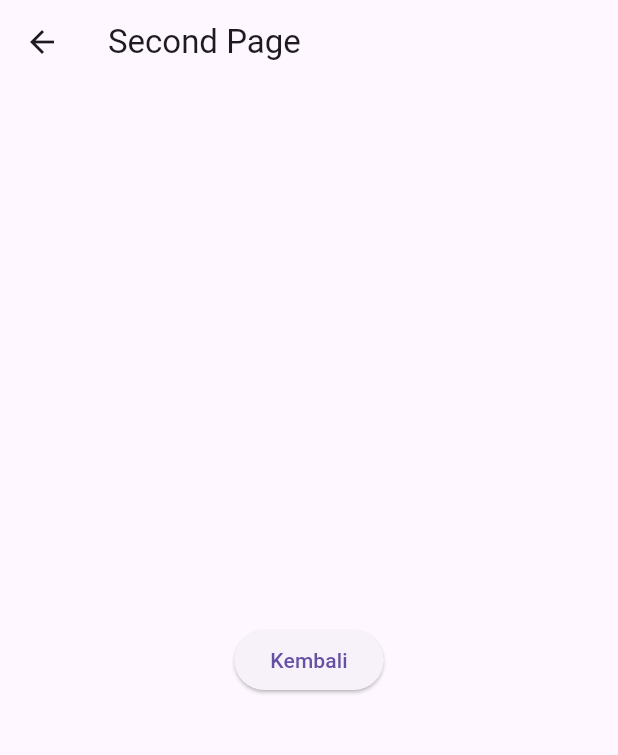
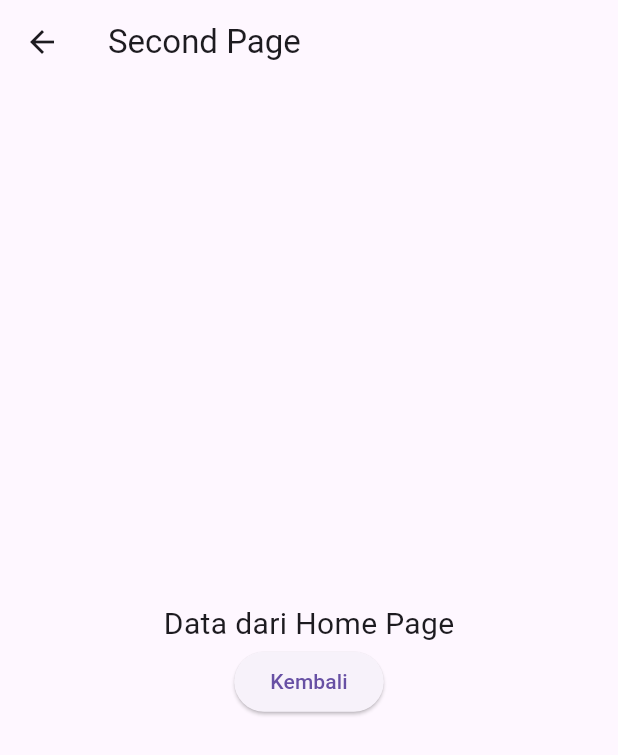
Before and after one commit to natasyaaresta/21102118_TI3_ppb2324-2, a Flutter app: the screen it shows after launch, after a tap on "Menuju halaman kedua", on a phone screen of 412 x 824 dp. Shown: the top 755 px of the screen. Run offline on Flutter 3.47's test engine with Material 3 defaults, Android fonts, the phone set to English and light mode, and no system bars; our stand-ins replace bloc, equatable, flutter_bloc.

Commit message:
praktikum_05

```diff
--- a/praktikum_05/lib/home_page.dart
+++ b/praktikum_05/lib/home_page.dart
@@ -15,7 +15,7 @@ class HomePage extends StatelessWidget {
             Navigator.push(
               context,
               MaterialPageRoute(
-                builder: (context) => const SecondPage ()
+                builder: (context) => const SecondPage (data: 'Data dari Home Page',)
               ),
             );
           },
--- a/praktikum_05/lib/second_page.dart
+++ b/praktikum_05/lib/second_page.dart
@@ -1,7 +1,9 @@
 import 'package:flutter/material.dart';
 
 class SecondPage extends StatelessWidget {
-  const SecondPage({Key? key}) : super(key: key);
+  final String? data;
+
+  const SecondPage({Key? key, this.data}) : super(key: key);
 
   @override
   Widget build(BuildContext context) {
@@ -10,11 +12,17 @@ class SecondPage extends StatelessWidget {
         title: const Text('Second Page'),
       ),
       body: Center (
-        child: ElevatedButton(
-          onPressed: () {
-            Navigator.pop(context);
-          },
-          child: const Text('Kembali'),
+        child: Column(
+          mainAxisAlignment: MainAxisAlignment.center,
+          children: [
+            Text(data ?? '', style: const TextStyle(fontSize: 20.0),),
+            ElevatedButton(
+              onPressed: () {
+                Navigator.pop(context);
+              },
+              child: const Text('Kembali'),
+            ),
+          ],
         ),
       ),
     );
```
